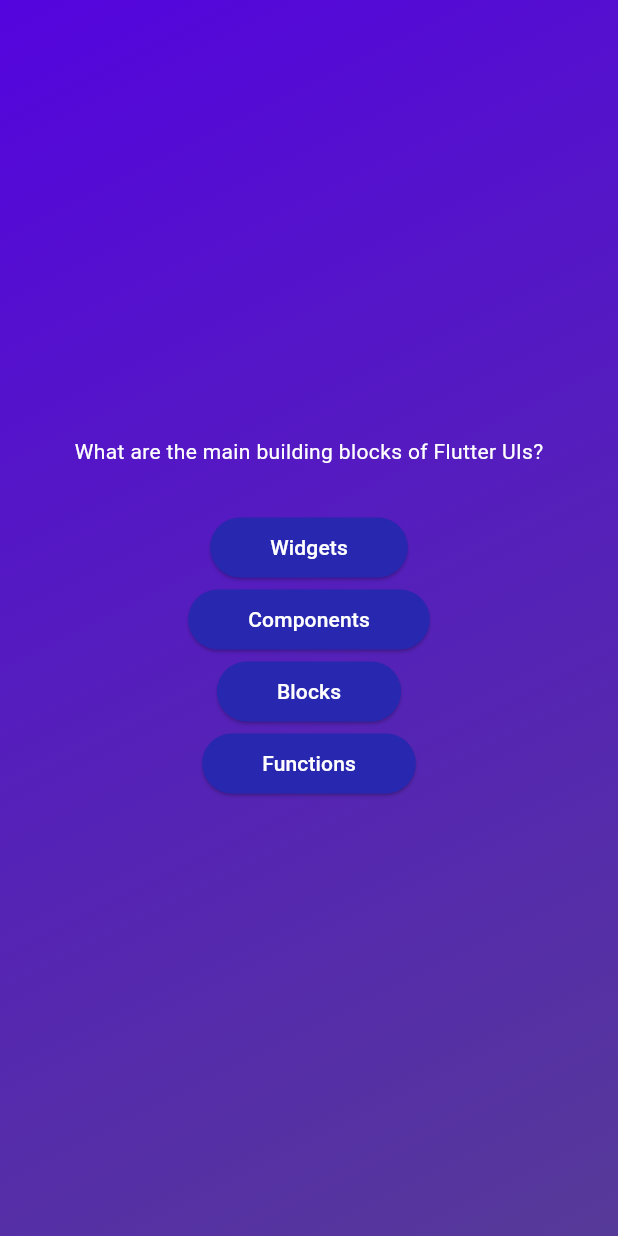
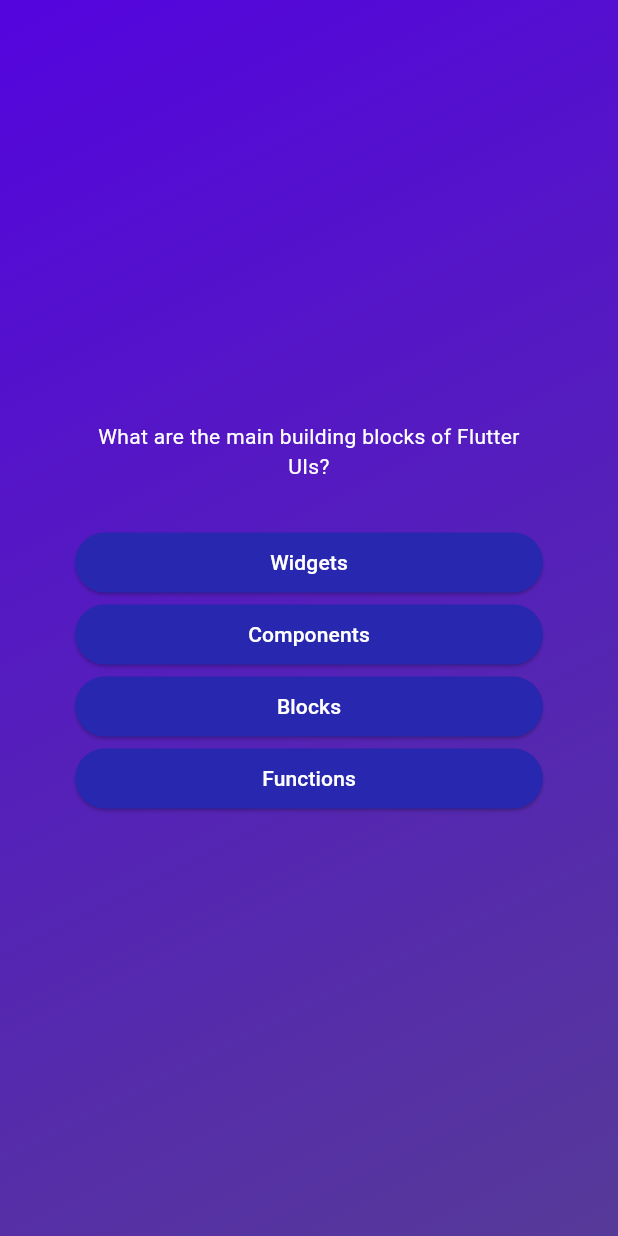
Before and after one commit to UnyongChoi/adv_basics, a Flutter app: the screen it shows after launch, after a tap on "Start Quiz!", on a phone screen of 412 x 824 dp. Run offline on Flutter 3.47's test engine with Material 3 defaults, Android fonts, the phone set to English and light mode, and no system bars.

Commit message:
margin 추가 작업 중

```diff
--- a/lib/questions_screen.dart
+++ b/lib/questions_screen.dart
@@ -18,12 +18,16 @@ class _QuestionScreenState extends State<QuestionsScreen> {
   Widget build(BuildContext context) {
     return SizedBox(
       width: double.infinity,
+      child: Container(
+        margin: const EdgeInsets.all(50),
         child: Column(
           mainAxisAlignment: MainAxisAlignment.center,
+          crossAxisAlignment: CrossAxisAlignment.stretch,
           children: [
             Text(
               currentQuestion.text,
               style: const TextStyle(color: Colors.white),
+              textAlign: TextAlign.center,
             ),
             const SizedBox(height: 30),
             ...currentQuestion.answers.map((answer) {
@@ -31,6 +35,7 @@ class _QuestionScreenState extends State<QuestionsScreen> {
             })
           ],
         ),
+      ),
     );
   }
 }
```
Lines whose indentation alone changed are shown as unchanged.
